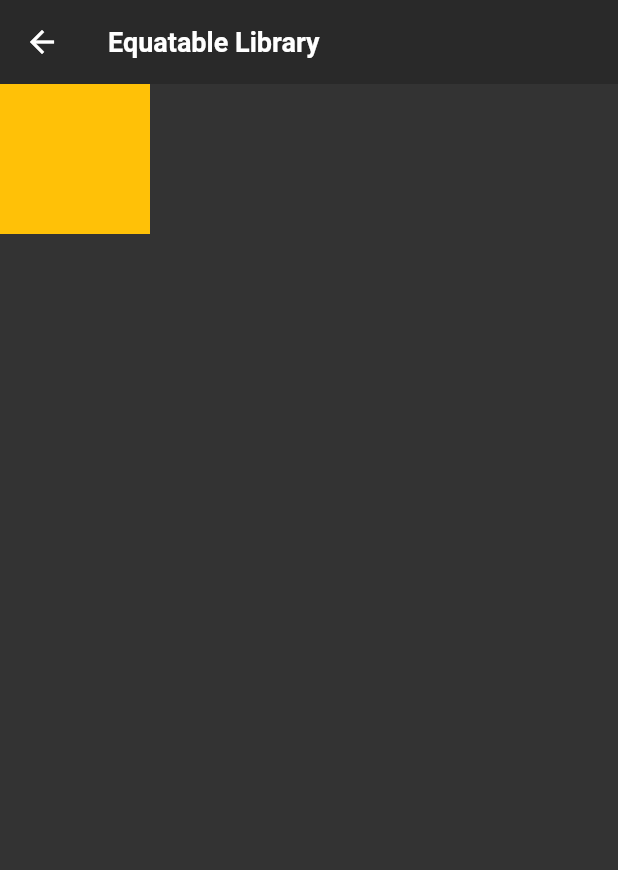
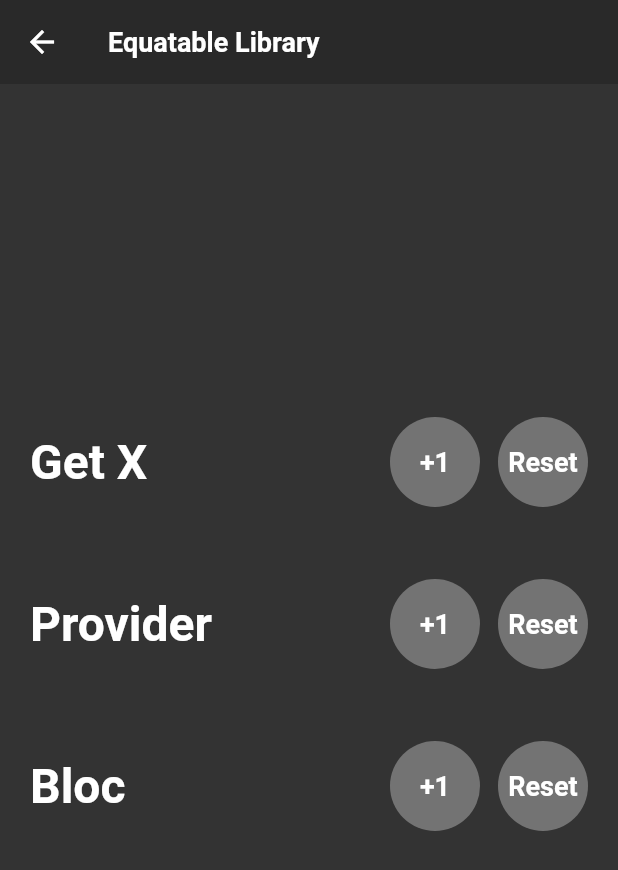
Before and after one commit to boglbbogl/flutter_velog_sample, a Flutter app: the LibraryEquatableScreen screen opened by its route, on a phone screen of 412 x 824 dp. Shown: the top 870 px of the screen. Run offline on Flutter 3.47's test engine with Material 2 defaults, Android fonts, the light colour scheme and no system bars; our stand-ins replace bloc, equatable, flutter_bloc, flutter_mobx, flutter_riverpod, get and 3 more; missing offline and left inert: flutter_inappwebview; accounts and stored records are empty; generated files the repository leaves out were written again; statements that could not run were skipped.

Commit message:
create equatable

```diff
--- /dev/null
+++ b/lib/library/equatable/get/library_equatable_getx.dart
@@ -0,0 +1,11 @@
+import 'package:get/get.dart';
+
+class LibraryEquatableGetx extends GetxController {
+  int count = 0;
+
+  @override
+  void onInit() {
+    count = 0;
+    super.onInit();
+  }
+}
--- a/lib/library/equatable/library_equatable_screen.dart
+++ b/lib/library/equatable/library_equatable_screen.dart
@@ -1,3 +1,4 @@
+import 'package:equatable/equatable.dart';
 import 'package:flutter/material.dart';
 import 'package:flutter/src/widgets/container.dart';
 import 'package:flutter/src/widgets/framework.dart';
@@ -8,43 +9,67 @@
 
   @override
   Widget build(BuildContext context) {
-    Car _car1 = Car("G80", "Sedan", 6000);
-    Car _car2 = Car("G80", "Sedan", 8000);
     return Scaffold(
       appBar: appBar(title: "Equatable Library"),
       body: Column(
+        mainAxisAlignment: MainAxisAlignment.center,
         children: [
-          GestureDetector(
-              onTap: () {
-                print(_car1.title == _car2.title);
-                print(_car1.type == _car2.type);
-                print(_car1.price == _car2.price);
-                print(_car1 == _car2);
-              },
-              child: Container(
-                width: 100,
-                height: 100,
-                color: Colors.amber,
-              )),
+          _stateUI(context: context, title: "Get X"),
+          _stateUI(context: context, title: "Provider"),
+          _stateUI(context: context, title: "Bloc"),
         ],
       ),
     );
   }
-}
 
-class Car extends Object {
-  final String title;
-  final String type;
-  final int price;
-  const Car(this.title, this.type, this.price);
-
-  @override
-  bool operator ==(Object other) {
-    return other is Car && title == other.title;
+  Padding _stateUI({
+    required BuildContext context,
+    required String title,
+  }) {
+    return Padding(
+      padding: const EdgeInsets.only(bottom: 48, left: 20, right: 20),
+      child: SizedBox(
+        width: MediaQuery.of(context).size.width,
+        child: Row(
+          mainAxisAlignment: MainAxisAlignment.spaceBetween,
+          children: [
+            Text(
+              title,
+              style: const TextStyle(fontWeight: FontWeight.bold, fontSize: 32),
+            ),
+            Row(
+              children: [
+                _button(title: "+1", onTap: () {}),
+                const SizedBox(width: 12),
+                _button(title: "Reset", onTap: () {}),
+              ],
+            ),
+          ],
+        ),
+      ),
+    );
   }
 
-  @override
-  int get hashCode {
-    return title.hashCode;
+  GestureDetector _button({
+    required String title,
+    required Function() onTap,
+  }) {
+    return GestureDetector(
+      onTap: onTap,
+      child: Container(
+        width: 60,
+        height: 60,
+        decoration: BoxDecoration(
+          color: const Color.fromRGBO(115, 115, 115, 1),
+          borderRadius: BorderRadius.circular(60),
+        ),
+        child: Center(
+          child: Text(
+            title,
+            style: const TextStyle(fontWeight: FontWeight.bold, fontSize: 18),
+          ),
+        ),
+      ),
+    );
   }
 }
--- /dev/null
+++ b/lib/library/equatable/provider/library_equatable_provider.dart
@@ -0,0 +1,7 @@
+import 'package:flutter/material.dart';
+
+class LibraryEquatableProvider extends ChangeNotifier {
+  int _count = 0;
+
+  int get count => _count;
+}
```
